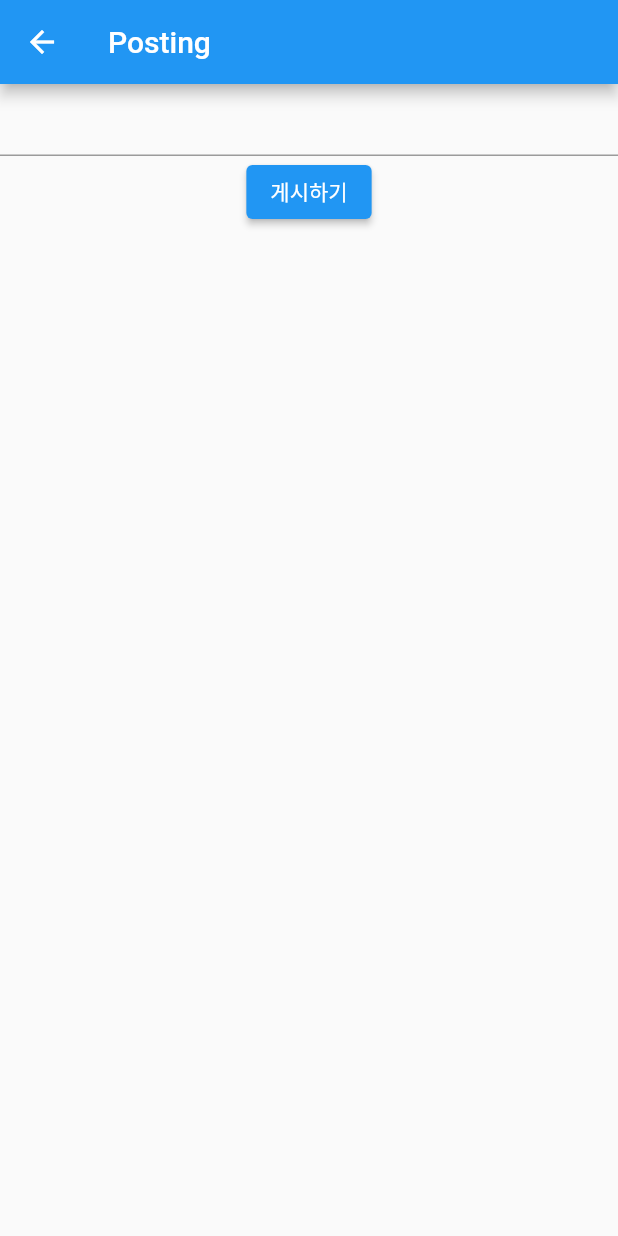
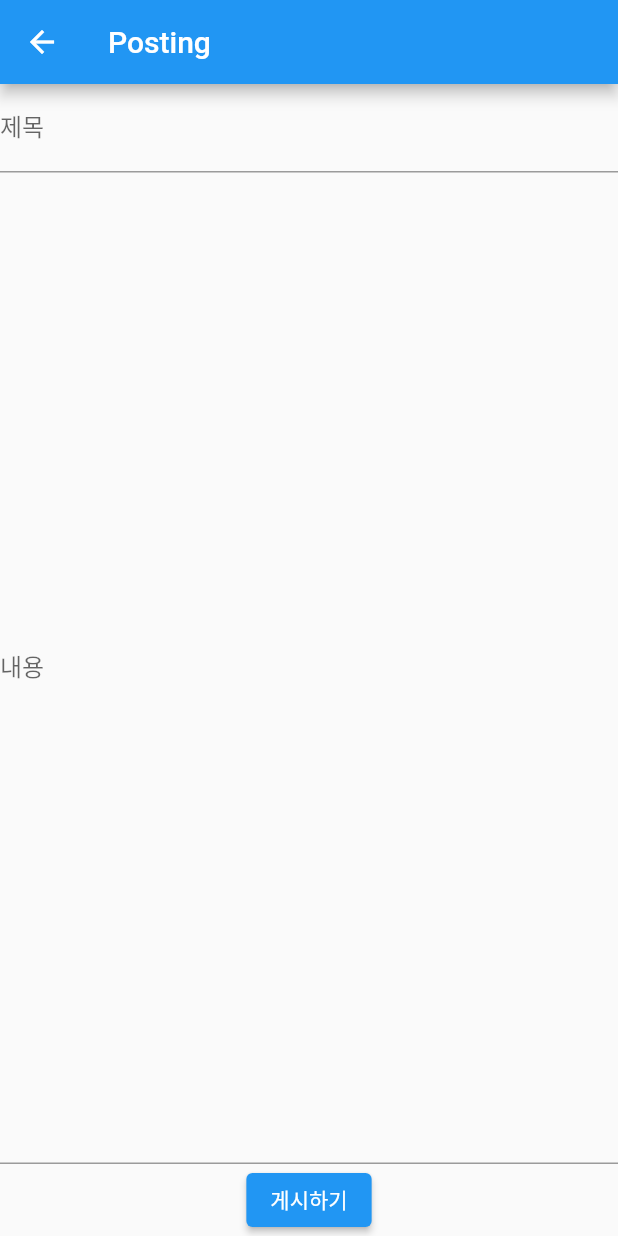
Before and after one commit to HongikB612/UrbanLink, a Flutter app: the PostingPage screen opened by its route, on a phone screen of 412 x 824 dp. Run offline on Flutter 3.47's test engine with Material 2 defaults, Android fonts, the phone set to English and light mode, and no system bars; our stand-ins replace anim_search_bar, firebase_auth, firebase_core, get, google_maps_flutter, logger; accounts and stored records are empty.

Commit message:
FEAT(PostingPage) : Add contentController

```diff
--- a/lib/pages/postpage/postingpage.dart
+++ b/lib/pages/postpage/postingpage.dart
@@ -1,10 +1,21 @@
 import 'package:flutter/material.dart';
 
-class PostingPage extends StatelessWidget {
+class PostingPage extends StatefulWidget {
   @override
+  State<PostingPage> createState() => _PostingPageState();
+}
+
+class _PostingPageState extends State<PostingPage> {
+  TextEditingController? titleController;
+  TextEditingController? contentController;
+
+  @override
+  void initState() {
+    super.initState();
+    titleController = TextEditingController();
+    contentController = TextEditingController();
+  }
   Widget build(BuildContext context) {
-    TextEditingController controller = new TextEditingController();
-
     return Scaffold(
       appBar: AppBar(
         title: Text('Posting'),
@@ -14,12 +25,19 @@ class PostingPage extends StatelessWidget {
           child: Column(
             children: <Widget>[
               TextField(
-                controller: controller,
+                controller: titleController,
                 keyboardType: TextInputType.text,
+                decoration: InputDecoration(labelText: '제목'),
               ),
+              Expanded(child: TextField(
+                controller: contentController,
+                keyboardType: TextInputType.multiline,
+                maxLines: 100,
+                decoration: InputDecoration(labelText: '내용'),
+              )),
               ElevatedButton(
                 onPressed: () {
-                  Navigator.of(context).pop(controller.value.text);
+                  Navigator.pop(context);
                 },
                 child: Text('게시하기'),
               ),
```
